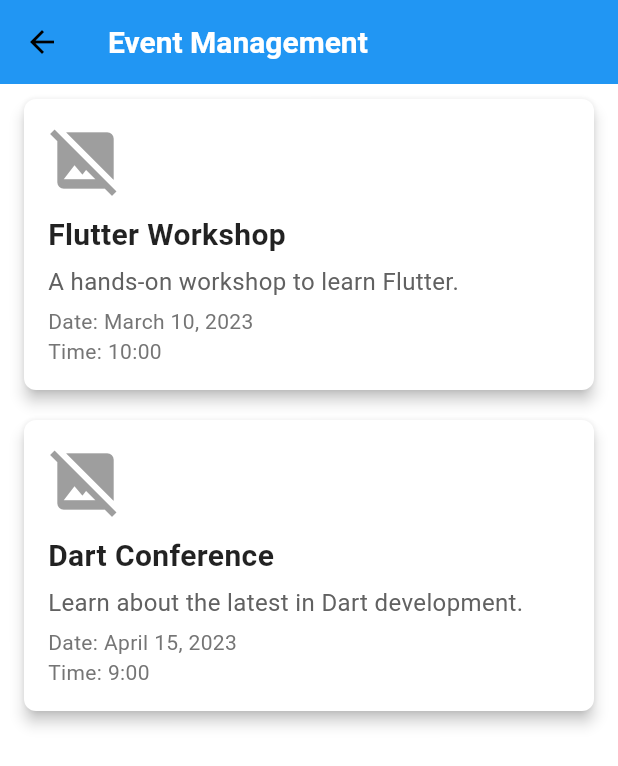
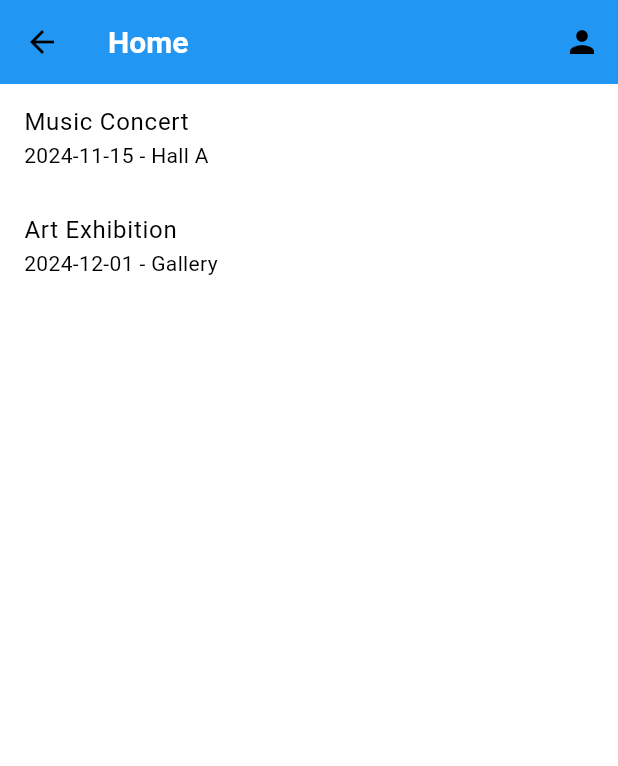
Before and after one commit to niweshsah/DP_project_backend, a Flutter app: the HomePage screen opened by its route, on a phone screen of 412 x 824 dp. Shown: the top 766 px of the screen. Run offline on Flutter 3.47's test engine with Material 3 defaults, Android fonts, the phone set to English and light mode, and no system bars.

Commit message:
Update home_page.dart

```diff
--- a/dp_frontend/lib/screens/home_page.dart
+++ b/dp_frontend/lib/screens/home_page.dart
@@ -1,36 +1,45 @@
 // lib/screens/home_page.dart
 
 import 'package:flutter/material.dart';
-import '../services/api_service.dart';
 import 'event_details_page.dart';
-import '../widgets/event_card.dart';
-import '../models/event.dart';
+import '../models/user.dart';
 
 class HomePage extends StatelessWidget {
-  final ApiService apiService = ApiService();
+  final List<Map<String, String>> events = [
+    {'title': 'Music Concert', 'date': '2024-11-15', 'location': 'Hall A'},
+    {'title': 'Art Exhibition', 'date': '2024-12-01', 'location': 'Gallery'},
+  ];
 
   @override
   Widget build(BuildContext context) {
-    // Fetching the events directly (using mock data)
-    List<Event> events = apiService.fetchEvents();
-
     return Scaffold(
       appBar: AppBar(
-        title: Text('Event Management'),
+        title: Text('Home'),
+        actions: [
+          IconButton(
+            icon: Icon(Icons.person),
+            onPressed: () {
+              final user = User(username: 'SampleUser', email: 'user@example.com',password: 'password123');
+              Navigator.pushNamed(context, '/profile', arguments: user);
+            },
+          ),
+        ],
       ),
       body: ListView.builder(
         itemCount: events.length,
         itemBuilder: (context, index) {
-          return GestureDetector(
+          final event = events[index];
+          return ListTile(
+            title: Text(event['title']!),
+            subtitle: Text('${event['date']} - ${event['location']}'),
             onTap: () {
               Navigator.push(
                 context,
                 MaterialPageRoute(
-                  builder: (context) => EventDetailPage(event: events[index]),
+                  builder: (context) => EventDetailsPage(event: event),
                 ),
               );
             },
-            child: EventCard(event: events[index]),
           );
         },
       ),
```
